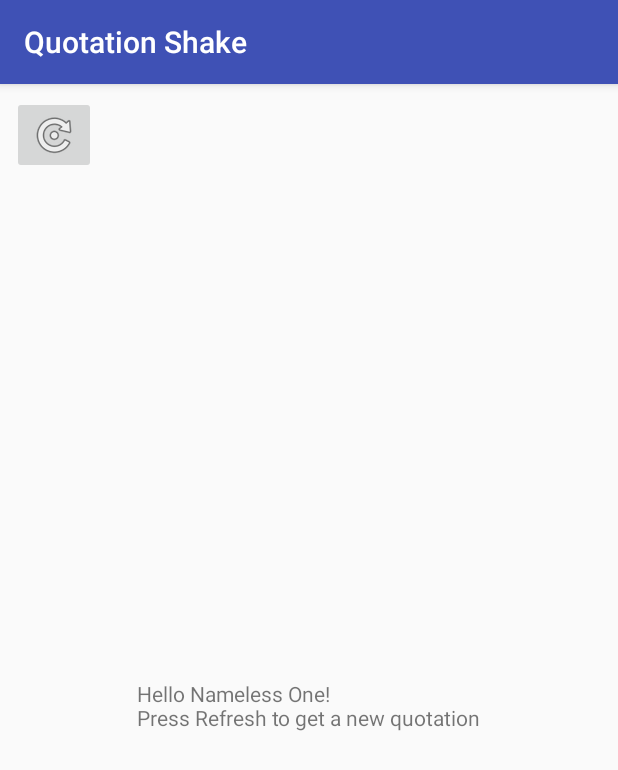
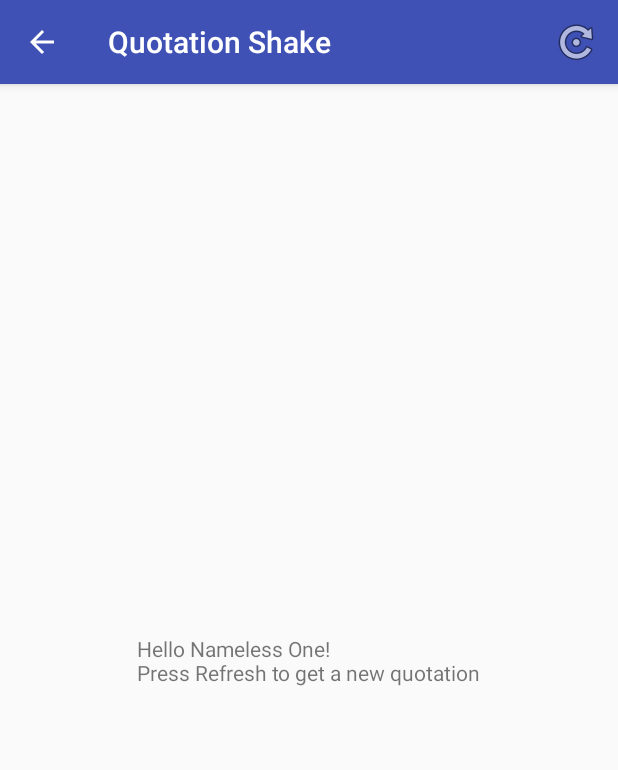
Before and after one commit to Guimonto/Seminario2, an Android app: the QuotationActivity screen opened directly, with no data from a screen before it, on a phone screen of 412 x 824 dp. Shown: the top 770 px of the screen. Run offline under Robolectric (Android 15) with nearby library versions, the phone set to English and light mode, and no system bars.

Commit message:
menu_favourite y menu_quotations

```diff
--- a/app/src/main/java/labs/sem03a/seminario2/QuotationActivity.java
+++ b/app/src/main/java/labs/sem03a/seminario2/QuotationActivity.java
@@ -3,12 +3,21 @@ package labs.sem03a.seminario2;
 import android.content.res.Resources;
 import android.support.v7.app.AppCompatActivity;
 import android.os.Bundle;
+import android.view.Menu;
+import android.view.MenuItem;
 import android.view.View;
 import android.widget.Button;
 import android.widget.ImageButton;
 import android.widget.TextView;
 
 public class QuotationActivity extends AppCompatActivity {
+
+    boolean newQuotation = true;
+
+    boolean addQuotation = false;
+
+    TextView tvCita;
+    TextView tvAuthor;
 
     @Override
     protected void onCreate(Bundle savedInstanceState) {
@@ -18,18 +27,40 @@ public class QuotationActivity extends AppCompatActivity {
         TextView tv = findViewById(R.id.textViewScroll);
         tv.setText(getString(R.string.hello, getString(R.string.nameless)));
 
-        ImageButton button = findViewById(R.id.imageButton);
-        button.setOnClickListener(new View.OnClickListener() {
-            @Override
-            public void onClick(View v) {
-                TextView tv = findViewById(R.id.textViewQuot);
-                tv.setText(getString(R.string.sample_author));
+        tvCita = findViewById(R.id.textViewScroll);
+        tvAuthor = findViewById(R.id.textViewQuot);
 
-                TextView tv1 = findViewById(R.id.textViewScroll);
-                tv1.setText(getString(R.string.sample));
-            }
-        });
+    }
 
+    @Override
+    public boolean onCreateOptionsMenu(Menu menu){
+        getMenuInflater().inflate(R.menu.menu_quotation, menu);
+
+        menu.findItem(R.id.refresh_button).setVisible(newQuotation);
+
+        menu.findItem(R.id.add_button).setVisible(newQuotation && addQuotation);
+
+        return true;
+    }
+
+    @Override
+    public boolean onOptionsItemSelected(MenuItem item){
+        switch (item.getItemId()){
+
+            case R.id.refresh_button:
+
+                tvCita.setText(R.string.sample);
+                tvAuthor.setText(R.string.sample_author);
+
+                return true;
+
+            case R.id.add_button:
+
+                return true;
+
+        }
+
+        return super.onOptionsItemSelected(item);
     }
 
 
--- a/app/src/main/res/layout/activity_quotation.xml
+++ b/app/src/main/res/layout/activity_quotation.xml
@@ -5,16 +5,6 @@
     android:layout_width="match_parent"
     android:layout_height="match_parent"
     tools:context="labs.sem03a.seminario2.QuotationActivity">
-
-    <ImageButton
-        android:id="@+id/imageButton"
-        android:layout_width="wrap_content"
-        android:layout_height="wrap_content"
-        android:layout_marginStart="8dp"
-        android:layout_marginTop="8dp"
-        app:layout_constraintStart_toStartOf="parent"
-        app:layout_constraintTop_toTopOf="parent"
-        app:srcCompat="@android:drawable/ic_menu_rotate" />
 
     <TextView
         android:id="@+id/textViewQuot"
@@ -49,7 +39,7 @@
         app:layout_constraintEnd_toEndOf="parent"
         app:layout_constraintHorizontal_bias="0.5"
         app:layout_constraintStart_toStartOf="parent"
-        app:layout_constraintTop_toBottomOf="@+id/imageButton">
+        app:layout_constraintTop_toTopOf="parent">
 
         <TextView
             android:id="@+id/textViewScroll"
--- /dev/null
+++ b/app/src/main/res/menu/menu_quotation.xml
@@ -0,0 +1,19 @@
+<?xml version="1.0" encoding="utf-8"?>
+<menu xmlns:android="http://schemas.android.com/apk/res/android"
+    xmlns:app="http://schemas.android.com/apk/res-auto">
+
+    <item
+        android:id="@+id/add_button"
+        android:icon="@android:drawable/ic_menu_add"
+        android:title="@string/action_add"
+        app:showAsAction="always"
+        android:visible="false"/>
+
+    <item
+        android:id="@+id/refresh_button"
+        android:icon="@android:drawable/ic_menu_rotate"
+        android:title="@string/action_refresh"
+        app:showAsAction="always"
+        android:visible="true"/>
+
+</menu>
--- a/app/src/main/res/values/strings.xml
+++ b/app/src/main/res/values/strings.xml
@@ -19,4 +19,9 @@
     <string name="sample_author">This is a sample author</string>
     <string name="nameless">Nameless One</string>
     <string name="confirmation_delete">Are you sure you want to delete this quotation?</string>
+    <string name="action_add">Add</string>
+    <string name="action_refresh">Refresh</string>
+    <string name="action_delete">Clear All</string>
+    <string name="confirmation_delete_all">Are you sure you want to delete ALL your favourite quotations?</string>
+
 </resources>
```
Also changed, not shown: app/src/main/AndroidManifest.xml (+22 -4 lines), app/src/main/java/labs/sem03a/seminario2/FavouriteActivity.java (+47 -0 lines), app/src/main/res/menu/menu_favourite.xml (added, +12 -0 lines).
